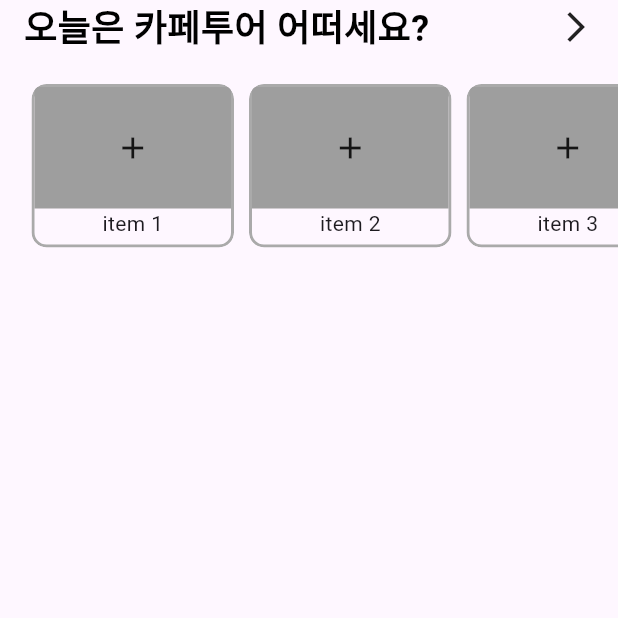
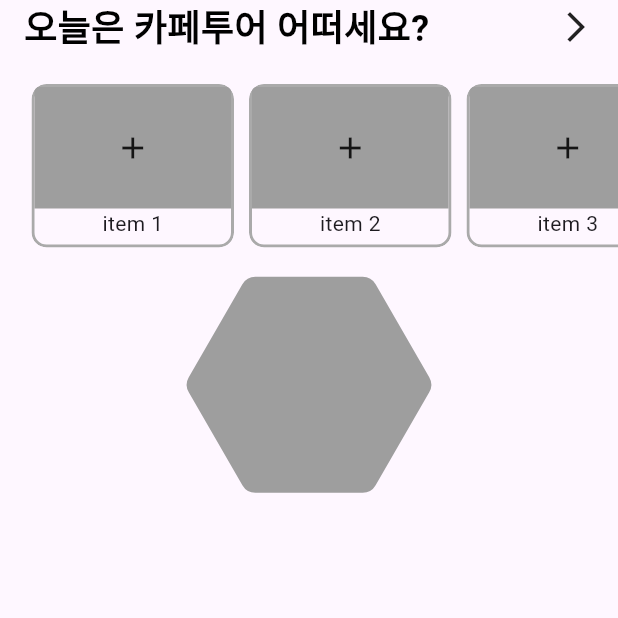
Before and after one commit to WantOscar/solo_play_applicaiton, a Flutter app: the screen it shows after launch, on a phone screen of 412 x 824 dp, the top half of it. Run offline on Flutter 3.47's test engine with Material 3 defaults, Android fonts, the phone set to English and light mode, and no system bars.

Commit message:
헥사곤 위젯 제작 완료

```diff
--- a/lib/src/main/view/main_view.dart
+++ b/lib/src/main/view/main_view.dart
@@ -1,4 +1,5 @@
 import 'package:flutter/material.dart';
+import 'package:solo_play_application/src/main/view/map_view.dart';
 import 'package:solo_play_application/src/main/view/recommend_view.dart';
 
 class MainView extends StatelessWidget {
@@ -11,7 +12,7 @@ class MainView extends StatelessWidget {
         child: Column(
           children: [
             _recommend(),
-            // _map(),
+            _map(),
           ],
         ),
       ),
@@ -22,4 +23,9 @@ class MainView extends StatelessWidget {
         key: Key("main view recommend"),
         title: "오늘은 카페투어 어떠세요?",
       );
+
+  Widget _map() => const Padding(
+        padding: EdgeInsets.symmetric(vertical: 20.0),
+        child: MapView(),
+      );
 }
--- /dev/null
+++ b/lib/src/main/view/map_view.dart
@@ -0,0 +1,11 @@
+import 'package:flutter/material.dart';
+import 'package:solo_play_application/src/main/widgets/hexagon_tile.dart';
+
+class MapView extends StatelessWidget {
+  const MapView({super.key});
+
+  @override
+  Widget build(BuildContext context) {
+    return const HexagonTile();
+  }
+}
--- /dev/null
+++ b/lib/src/main/widgets/hexagon_tile.dart
@@ -0,0 +1,70 @@
+import 'dart:math';
+import 'package:flutter/material.dart';
+
+class HexagonTile extends StatelessWidget {
+  final Color? color;
+  final double width;
+  final double? borderRadius;
+  const HexagonTile(
+      {super.key, this.color, this.width = 143, this.borderRadius = 10});
+
+  @override
+  Widget build(BuildContext context) {
+    return SizedBox(
+      width: width,
+      height: width,
+      child: CustomPaint(
+        painter: HexagonPainter(width: width, borderRadius: borderRadius!),
+      ),
+    );
+  }
+}
+
+class HexagonPainter extends CustomPainter {
+  final double width;
+  final double borderRadius;
+  const HexagonPainter({required this.width, required this.borderRadius});
+
+  @override
+  void paint(Canvas canvas, Size size) {
+    final radius = width / 2;
+    final center = Offset(width / 2, width / 2);
+    const angle = (pi * 2) / 6;
+    Paint paint = Paint()
+      ..color = Colors.grey
+      ..strokeWidth = 4
+      ..style = PaintingStyle.fill;
+
+    final path = Path();
+    final firstOffset = Offset(radius * cos(0.0), radius * sin(0.0));
+    // 시작점으로 이동
+    path.moveTo(firstOffset.dx + center.dx, firstOffset.dy + center.dy);
+    for (int i = 0; i < 7; i++) {
+      // 첫번째 각도와 두번째 각도 계산
+      final currAngle = angle * i;
+      final nextAngle = angle * (i + 1);
+      // 첫번째 좌표 계산
+      final currX = radius * cos(currAngle) + center.dx;
+      final currY = radius * sin(currAngle) + center.dy;
+      // 두번째 좌표 계산
+      final nextX = radius * cos(nextAngle) + center.dx;
+      final nextY = radius * sin(nextAngle) + center.dy;
+      // Radius를 위한 Rect 선언
+      final Rect firstOval =
+          Rect.fromCircle(center: Offset(currX, currY), radius: borderRadius);
+      // Radius 그리기
+      path.arcTo(firstOval, currAngle - pi / 6, pi / 3, false);
+
+      final lineOffset = Offset(borderRadius * cos(currAngle + pi / 6),
+          borderRadius * sin(currAngle + pi / 6));
+
+      // Hexagon line 끝점으로 라인 그리기
+      path.lineTo(lineOffset.dx + nextX, lineOffset.dy + nextY);
+    }
+
+    canvas.drawPath(path, paint);
+  }
+
+  @override
+  bool shouldRepaint(CustomPainter oldDelegate) => false;
+}
```
